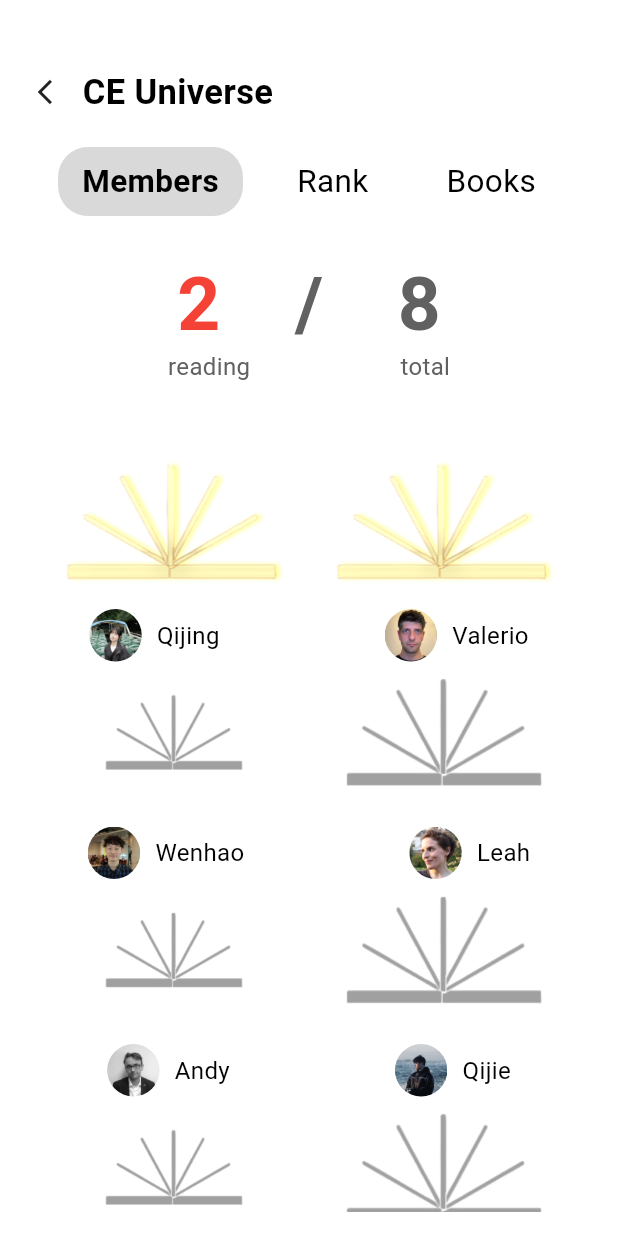
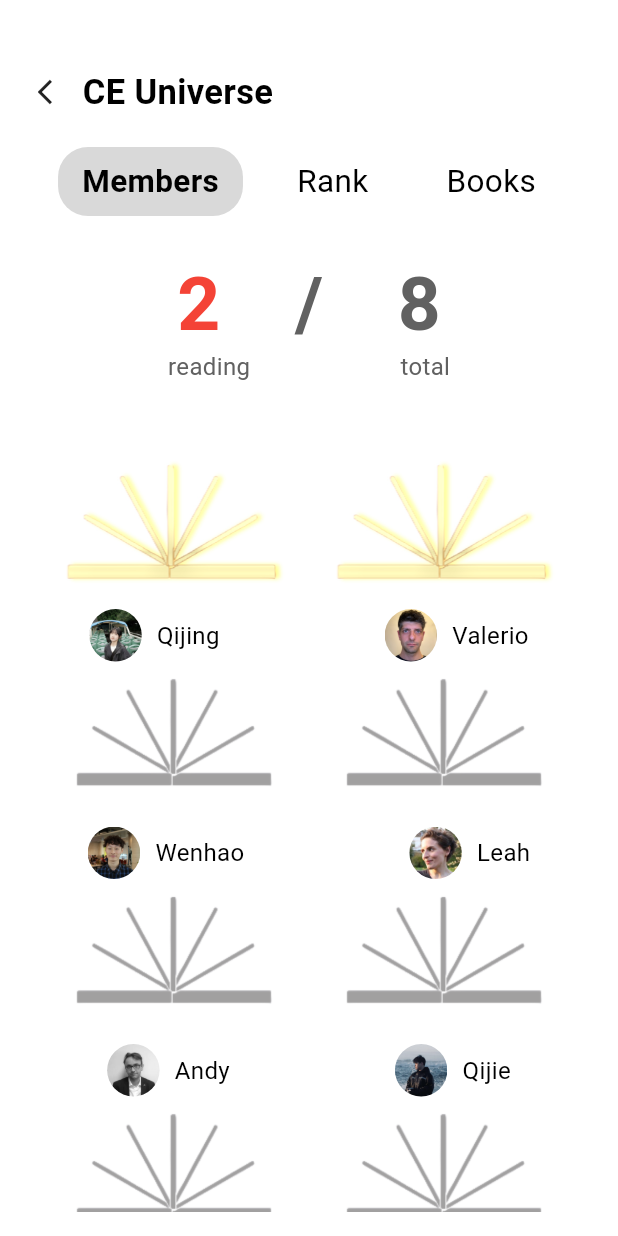
Before and after one commit to Youngwer/CASA0021_GPP, a Flutter app: the GroupPage screen opened directly, after a tap on "CE Universe", on a phone screen of 412 x 824 dp. Run offline on Flutter 3.47's test engine with Material 3 defaults, Android fonts, the phone set to English and light mode, and no system bars; missing offline and left inert: mqtt_client.

Commit message:
Update Group_Members page Logo

```diff
--- a/lib/main.dart
+++ b/lib/main.dart
@@ -1,4 +1,4 @@
-//V43：UI细节
+//V43：Group_Members
 import 'package:flutter/material.dart';
 import 'package:mqtt_client/mqtt_client.dart';
 import 'package:mqtt_client/mqtt_server_client.dart';
@@ -452,7 +452,8 @@ class MainPageState extends State<MainPage> {
       });
 
       final animationInterval = (_goalMinutes * 60) ~/ 8;
-      _animationTimer = Timer.periodic(Duration(seconds: animationInterval), (timer) {
+      _animationTimer =
+          Timer.periodic(Duration(seconds: animationInterval), (timer) {
         setState(() {
           if (_currentAnimationFrame < 9) {
             _currentAnimationFrame++;
@@ -612,7 +613,8 @@ class MainPageState extends State<MainPage> {
               itemCount: goalOptions.length,
               itemBuilder: (BuildContext context, int index) {
                 final value = goalOptions[index];
-                final displayValue = value == 0.5 ? '0.5' : value.toInt().toString();
+                final displayValue =
+                    value == 0.5 ? '0.5' : value.toInt().toString();
                 return ListTile(
                   title: Text('$displayValue minutes'),
                   onTap: () {
@@ -971,7 +973,6 @@ class HomePageState extends State<HomePage> {
               ),
             ),
             const SizedBox(height: 35),
-
             Center(
               child: Container(
                 width: MediaQuery.of(context).size.width - 50,
@@ -980,7 +981,8 @@ class HomePageState extends State<HomePage> {
                   borderRadius: BorderRadius.circular(20),
                   child: AnimatedSwitcher(
                     duration: const Duration(milliseconds: 500), // 动画持续时间
-                    transitionBuilder: (Widget child, Animation<double> animation) {
+                    transitionBuilder:
+                        (Widget child, Animation<double> animation) {
                       return FadeTransition(
                         opacity: animation,
                         child: child,
@@ -988,16 +990,15 @@ class HomePageState extends State<HomePage> {
                     },
                     child: Image.asset(
                       'assets/images/Animation/R${widget.currentAnimationFrame}.png',
-                      key: ValueKey<int>(widget.currentAnimationFrame), // 添加key以触发动画
+                      key: ValueKey<int>(
+                          widget.currentAnimationFrame), // 添加key以触发动画
                       fit: BoxFit.contain,
                     ),
                   ),
                 ),
               ),
             ),
-
             const SizedBox(height: 35),
-
             Row(
               mainAxisAlignment: MainAxisAlignment.spaceAround,
               children: [
@@ -1022,7 +1023,6 @@ class HomePageState extends State<HomePage> {
                     ),
                   ],
                 ),
-
                 GestureDetector(
                   onTap: () {
                     if (widget.isReading) {
@@ -1053,14 +1053,14 @@ class HomePageState extends State<HomePage> {
                           height: 20,
                           decoration: BoxDecoration(
                             shape: BoxShape.circle,
-                            color: widget.isReading ? Colors.red : Colors.orange,
+                            color:
+                                widget.isReading ? Colors.red : Colors.orange,
                           ),
                         ),
                       ],
                     ),
                   ),
                 ),
-
                 GestureDetector(
                   onTap: widget.onShowGoalPicker,
                   child: Column(
@@ -1087,9 +1087,7 @@ class HomePageState extends State<HomePage> {
                 ),
               ],
             ),
-
             const SizedBox(height: 14),
-
             SizedBox(
               height: MediaQuery.of(context).size.height * 0.35,
               child: Row(
@@ -1140,7 +1138,8 @@ class HomePageState extends State<HomePage> {
                             ),
                             Expanded(
                               child: Padding(
-                                padding: const EdgeInsets.symmetric(horizontal: 5),
+                                padding:
+                                    const EdgeInsets.symmetric(horizontal: 5),
                                 child: Image.asset(
                                   'assets/images/Icon/Recent.png',
                                   fit: BoxFit.contain,
@@ -1152,7 +1151,6 @@ class HomePageState extends State<HomePage> {
                       ),
                     ),
                   ),
-
                   Expanded(
                     child: Container(
                       margin: const EdgeInsets.only(left: 10),
@@ -1187,7 +1185,8 @@ class HomePageState extends State<HomePage> {
                           ),
                           Expanded(
                             child: Padding(
-                              padding: const EdgeInsets.symmetric(horizontal: 5),
+                              padding:
+                                  const EdgeInsets.symmetric(horizontal: 5),
                               child: Image.asset(
                                 'assets/images/Icon/Device.png',
                                 fit: BoxFit.contain,
@@ -1795,14 +1794,14 @@ class GroupPage extends StatelessWidget {
         spacing: 5,
         runSpacing: 5,
         children: [
-          _buildAvatar('assets/images/Andy.png'),
-          _buildAvatar('assets/images/Valerio.png'),
-          _buildAvatar('assets/images/Leah.png'),
-          _buildAvatar('assets/images/Duncan.png'),
-          _buildAvatar('assets/images/Qijie.png'),
-          _buildAvatar('assets/images/Ke.png'),
-          _buildAvatar('assets/images/Wenhao.png'),
-          _buildAvatar('assets/images/Qijing.png'),
+          _buildAvatar('assets/images/Andy.png'), // 1
+          _buildAvatar('assets/images/Valerio.png'), // 2
+          _buildAvatar('assets/images/Leah.png'), // 3
+          _buildAvatar('assets/images/Duncan.png'), // 4
+          _buildAvatar('assets/images/Qijie.png'), // 5
+          _buildAvatar('assets/images/Ke.png'), // 6
+          _buildAvatar('assets/images/Wenhao.png'), // 7
+          _buildAvatar('assets/images/Qijing.png'), // 8
         ],
       ),
     );
@@ -3529,7 +3528,7 @@ class _GroupMembersPageState extends State<GroupMembersPage> {
                                                 ? 'assets/images/GroupLogo3.png' // 第一行使用 GroupLogo3
                                                 : 'assets/images/GroupLogo2.png', // 其他行使用 GroupLogo2
                                             width: 160,
-                                            height: 112,
+                                            height: 225, // 统一所有图片高度为225
                                             fit: BoxFit.contain,
                                           ),
                                           const SizedBox(width: 20),
@@ -3538,7 +3537,7 @@ class _GroupMembersPageState extends State<GroupMembersPage> {
                                                 ? 'assets/images/GroupLogo3.png' // 第一行使用 GroupLogo3
                                                 : 'assets/images/GroupLogo2.png', // 其他行使用 GroupLogo2
                                             width: 160,
-                                            height: 225,
+                                            height: 225, // 统一所有图片高度为225
                                             fit: BoxFit.contain,
                                           ),
                                         ],
```
